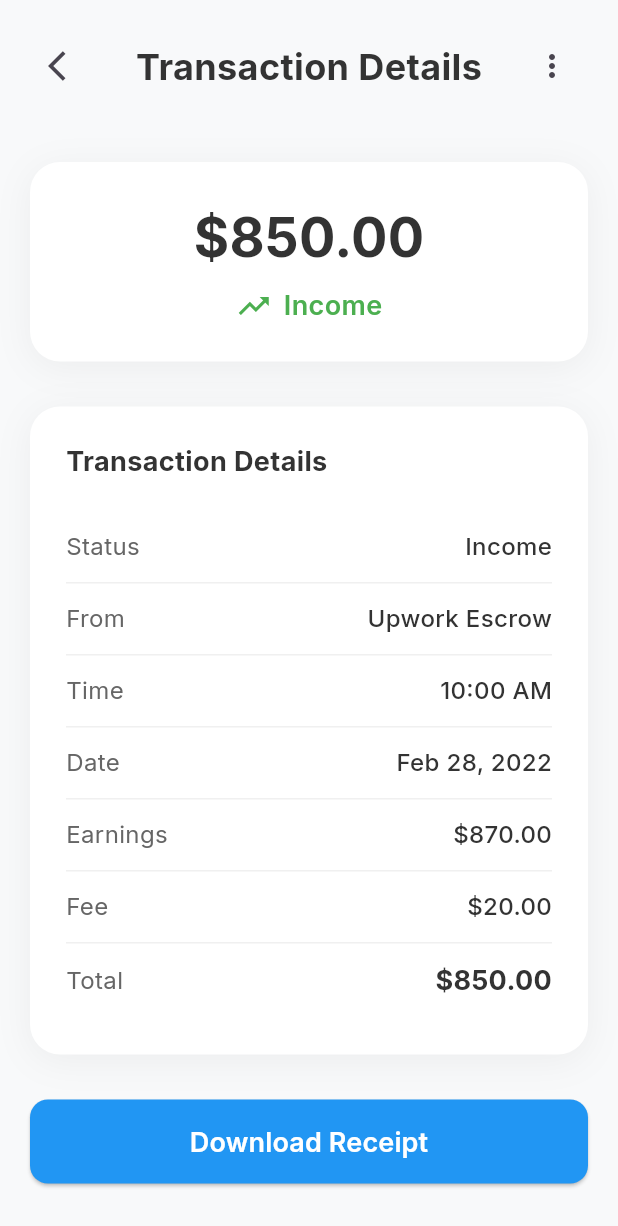
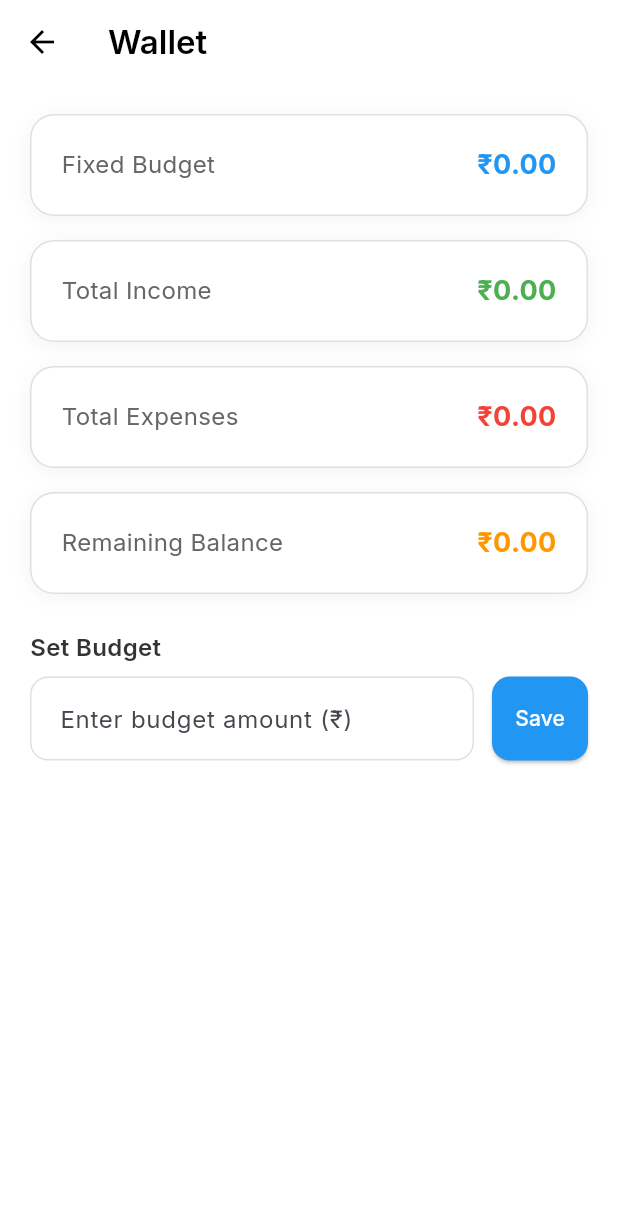
Before and after one commit to Abimega200/exlog, a Flutter app: the MainDashboard screen opened by its route, item 2 of the bottom bar chosen, on a phone screen of 412 x 824 dp. Shown: the top 1226 px of the screen. Run offline on Flutter 3.47's test engine with Material 3 defaults, Android fonts, the phone set to English and light mode, and no system bars; our stand-ins replace fl_chart, google_fonts, shared_preferences; accounts and stored records are empty.

Commit message:
feat: Implement wallet functionality and persistence
Co-authored-by: aabi16528 <aabi16528@gmail.com>

```diff
--- /dev/null
+++ b/lib/models/transaction.dart
@@ -0,0 +1,44 @@
+import 'dart:convert';
+
+class TransactionEntry {
+  final bool isIncome;
+  final double amount;
+  final String category;
+  final String notes;
+  final DateTime date;
+
+  TransactionEntry({
+    required this.isIncome,
+    required this.amount,
+    required this.category,
+    required this.notes,
+    required this.date,
+  });
+
+  Map<String, dynamic> toJson() => {
+        'isIncome': isIncome,
+        'amount': amount,
+        'category': category,
+        'notes': notes,
+        'date': date.toIso8601String(),
+      };
+
+  static TransactionEntry fromJson(Map<String, dynamic> json) => TransactionEntry(
+        isIncome: json['isIncome'] as bool,
+        amount: (json['amount'] as num).toDouble(),
+        category: json['category'] as String? ?? '',
+        notes: json['notes'] as String? ?? '',
+        date: DateTime.parse(json['date'] as String),
+      );
+
+  static String encodeList(List<TransactionEntry> entries) => jsonEncode(
+        entries.map((e) => e.toJson()).toList(),
+      );
+
+  static List<TransactionEntry> decodeList(String jsonStr) {
+    final list = jsonDecode(jsonStr) as List<dynamic>;
+    return list
+        .map((e) => TransactionEntry.fromJson(e as Map<String, dynamic>))
+        .toList();
+  }
+}
--- a/lib/screens/main_dashboard.dart
+++ b/lib/screens/main_dashboard.dart
@@ -3,7 +3,7 @@ import 'home_screen.dart';
 import 'statistics_screen.dart';
 import 'profile_screen.dart';
 import 'add_expense_screen.dart';
-import 'transaction_details_screen.dart';
+import 'wallet_screen.dart';
 
 class MainDashboard extends StatefulWidget {
   const MainDashboard({super.key});
@@ -33,22 +33,12 @@ class _MainDashboardState extends State<MainDashboard> {
             ? _currentScreenIndex + 1
             : _currentScreenIndex,
         onTap: (index) {
-          // If wallet (index 1) tapped, navigate to TransactionDetailsScreen
+          // If wallet (index 1) tapped, open Wallet screen
           if (index == 1) {
             Navigator.push(
               context,
               MaterialPageRoute(
-                builder: (context) => TransactionDetailsScreen(
-                  isIncome: true,
-                  amount: '\$850.00',
-                  title: 'Wallet',
-                  fromTo: 'Upwork Escrow',
-                  date: DateTime(2022, 2, 28),
-                  time: '10:00 AM',
-                  earnings: 870.0,
-                  fee: 20.0,
-                  total: 850.0,
-                ),
+                builder: (context) => const WalletScreen(),
               ),
             );
             return;
--- /dev/null
+++ b/lib/screens/wallet_screen.dart
@@ -0,0 +1,204 @@
+import 'package:flutter/material.dart';
+import 'package:google_fonts/google_fonts.dart';
+
+import '../state/wallet_notifier.dart';
+
+class WalletScreen extends StatefulWidget {
+  const WalletScreen({super.key});
+
+  @override
+  State<WalletScreen> createState() => _WalletScreenState();
+}
+
+class _WalletScreenState extends State<WalletScreen> {
+  final WalletNotifier _notifier = WalletNotifier.instance;
+  final TextEditingController _budgetController = TextEditingController();
+
+  @override
+  void initState() {
+    super.initState();
+    _notifier.refresh();
+  }
+
+  @override
+  void dispose() {
+    _budgetController.dispose();
+    super.dispose();
+  }
+
+  @override
+  Widget build(BuildContext context) {
+    return Scaffold(
+      appBar: AppBar(
+        title: Text(
+          'Wallet',
+          style: GoogleFonts.inter(fontWeight: FontWeight.w600),
+        ),
+      ),
+      body: SafeArea(
+        child: Padding(
+          padding: const EdgeInsets.all(20),
+          child: StreamBuilder<WalletState>(
+            stream: _notifier.stream,
+            builder: (context, snapshot) {
+              final state = snapshot.data ?? const WalletState(
+                budget: 0,
+                totalIncome: 0,
+                totalExpense: 0,
+              );
+
+              final remaining = state.remaining;
+              final exceeded = state.totalExpense > state.budget && state.budget > 0;
+
+              if (exceeded) {
+                WidgetsBinding.instance.addPostFrameCallback((_) {
+                  showDialog(
+                    context: context,
+                    builder: (context) => AlertDialog(
+                      title: const Text('⚠️ Budget limit exceeded!'),
+                      content: Text(
+                        'Your expenses (₹${state.totalExpense.toStringAsFixed(2)}) exceeded the budget (₹${state.budget.toStringAsFixed(2)}).',
+                      ),
+                      actions: [
+                        TextButton(
+                          onPressed: () => Navigator.of(context).pop(),
+                          child: const Text('OK'),
+                        ),
+                      ],
+                    ),
+                  );
+                });
+              }
+
+              _budgetController.text = state.budget == 0
+                  ? ''
+                  : state.budget.toStringAsFixed(0);
+
+              return Column(
+                crossAxisAlignment: CrossAxisAlignment.start,
+                children: [
+                  _buildCard(
+                    title: 'Fixed Budget',
+                    value: '₹${state.budget.toStringAsFixed(2)}',
+                    color: const Color(0xFF2196F3),
+                  ),
+                  const SizedBox(height: 16),
+                  _buildCard(
+                    title: 'Total Income',
+                    value: '₹${state.totalIncome.toStringAsFixed(2)}',
+                    color: const Color(0xFF4CAF50),
+                  ),
+                  const SizedBox(height: 16),
+                  _buildCard(
+                    title: 'Total Expenses',
+                    value: '₹${state.totalExpense.toStringAsFixed(2)}',
+                    color: const Color(0xFFF44336),
+                  ),
+                  const SizedBox(height: 16),
+                  _buildCard(
+                    title: 'Remaining Balance',
+                    value: '₹${remaining.toStringAsFixed(2)}',
+                    color: Colors.orange,
+                  ),
+                  const SizedBox(height: 24),
+                  Text(
+                    'Set Budget',
+                    style: GoogleFonts.inter(
+                      fontSize: 16,
+                      fontWeight: FontWeight.w600,
+                      color: const Color(0xFF333333),
+                    ),
+                  ),
+                  const SizedBox(height: 8),
+                  Row(
+                    children: [
+                      Expanded(
+                        child: TextField(
+                          controller: _budgetController,
+                          keyboardType: TextInputType.number,
+                          decoration: const InputDecoration(
+                            labelText: 'Enter budget amount (₹)',
+                          ),
+                        ),
+                      ),
+                      const SizedBox(width: 12),
+                      SizedBox(
+                        height: 56,
+                        child: ElevatedButton(
+                          onPressed: () async {
+                            final text = _budgetController.text.trim();
+                            final value = double.tryParse(text);
+                            if (value == null) {
+                              ScaffoldMessenger.of(context).showSnackBar(
+                                const SnackBar(
+                                  content: Text('Please enter a valid amount'),
+                                  backgroundColor: Color(0xFFF44336),
+                                ),
+                              );
+                              return;
+                            }
+                            await _notifier.setBudget(value);
+                            ScaffoldMessenger.of(context).showSnackBar(
+                              const SnackBar(
+                                content: Text('Budget updated'),
+                                backgroundColor: Color(0xFF4CAF50),
+                              ),
+                            );
+                          },
+                          child: const Text('Save'),
+                        ),
+                      ),
+                    ],
+                  ),
+                ],
+              );
+            },
+          ),
+        ),
+      ),
+    );
+  }
+
+  Widget _buildCard({
+    required String title,
+    required String value,
+    required Color color,
+  }) {
+    return Container(
+      width: double.infinity,
+      padding: const EdgeInsets.all(20),
+      decoration: BoxDecoration(
+        color: Colors.white,
+        borderRadius: BorderRadius.circular(16),
+        boxShadow: [
+          BoxShadow(
+            color: Colors.black.withValues(alpha: 0.05),
+            blurRadius: 10,
+            offset: const Offset(0, 2),
+          ),
+        ],
+        border: Border.all(color: const Color(0xFFE0E0E0)),
+      ),
+      child: Row(
+        mainAxisAlignment: MainAxisAlignment.spaceBetween,
+        children: [
+          Text(
+            title,
+            style: GoogleFonts.inter(
+              fontSize: 16,
+              color: const Color(0xFF666666),
+            ),
+          ),
+          Text(
+            value,
+            style: GoogleFonts.inter(
+              fontSize: 18,
+              fontWeight: FontWeight.w700,
+              color: color,
+            ),
+          ),
+        ],
+      ),
+    );
+  }
+}
--- /dev/null
+++ b/lib/state/wallet_notifier.dart
@@ -0,0 +1,57 @@
+import 'dart:async';
+
+import '../models/transaction.dart';
+import '../services/storage_service.dart';
+
+class WalletState {
+  final double budget;
+  final double totalIncome;
+  final double totalExpense;
+
+  const WalletState({
+    required this.budget,
+    required this.totalIncome,
+    required this.totalExpense,
+  });
+
+  double get remaining => totalIncome - totalExpense;
+}
+
+class WalletNotifier {
+  WalletNotifier._();
+  static final WalletNotifier instance = WalletNotifier._();
+
+  final _controller = StreamController<WalletState>.broadcast();
+  Stream<WalletState> get stream => _controller.stream;
+
+  Future<void> refresh() async {
+    final budget = await StorageService.instance.getBudget();
+    final txs = await StorageService.instance.getTransactions();
+    double income = 0;
+    double expense = 0;
+    for (final t in txs) {
+      if (t.isIncome) {
+        income += t.amount;
+      } else {
+        expense += t.amount;
+      }
+    }
+    _controller.add(WalletState(
+      budget: budget,
+      totalIncome: income,
+      totalExpense: expense,
+    ));
+  }
+
+  Future<void> addEntry(TransactionEntry entry) async {
+    await StorageService.instance.addTransaction(entry);
+    await refresh();
+  }
+
+  Future<void> setBudget(double amount) async {
+    await StorageService.instance.setBudget(amount);
+    await refresh();
+  }
+
+  // Do not dispose the singleton controller from UI layers
+}
```
Also changed, not shown: lib/screens/add_expense_screen.dart (+13 -1 lines), lib/screens/home_screen.dart (+31 -6 lines), lib/services/storage_service.dart (added, +50 -0 lines).
